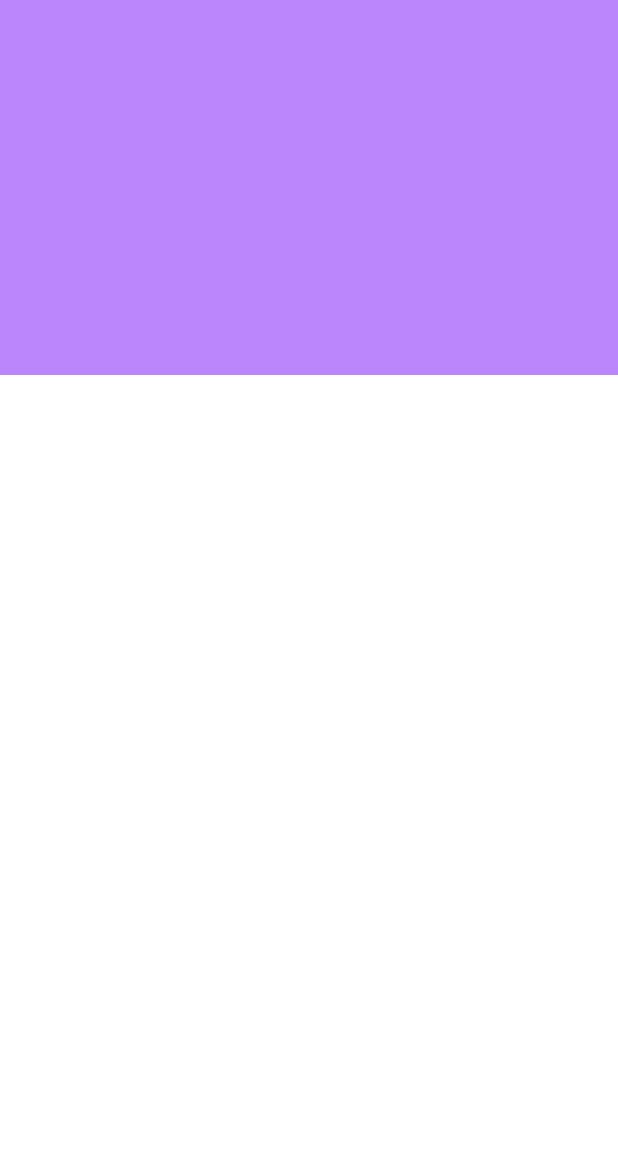
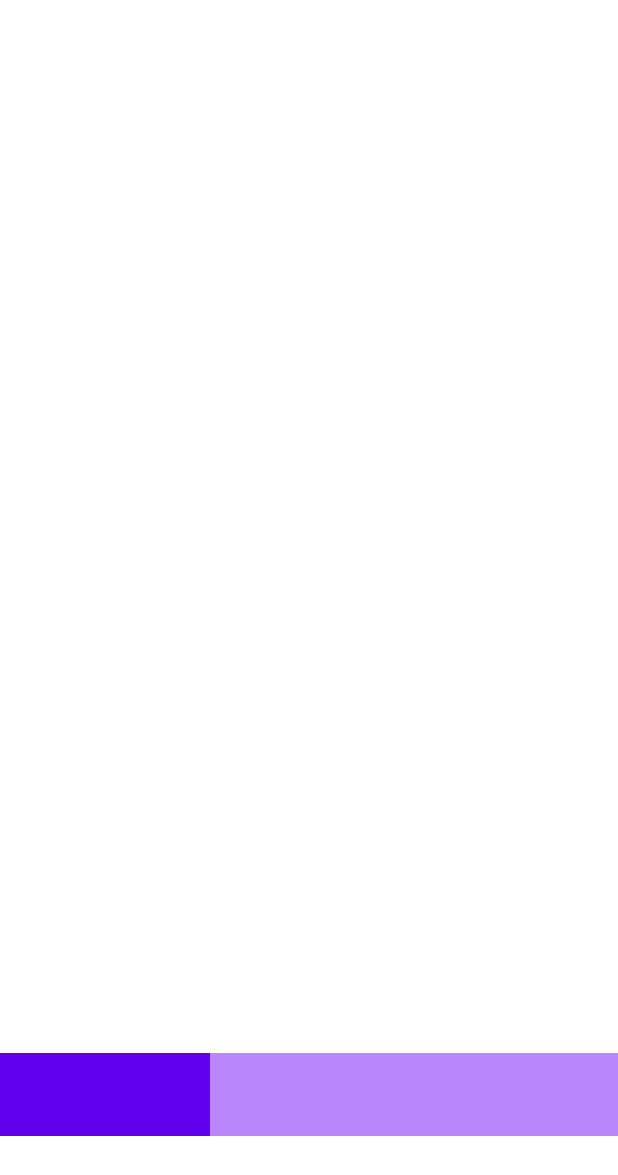
Before and after one commit to hyunjuIm/YoutubeApp-study, an Android app: the layout fragment_player.xml on its own in the app's theme, with its tools: preview values and no code run, on a phone screen of 412 x 824 dp. Shown: the top 1175 px of the screen. Run offline under Robolectric (Android 15) with nearby library versions, the phone set to English and light mode, and no system bars.

Commit message:
MotionLayout 화면 전환 UI 구성

```diff
--- a/app/src/main/java/com/fighting/youtube/MainActivity.kt
+++ b/app/src/main/java/com/fighting/youtube/MainActivity.kt
@@ -4,6 +4,9 @@ import androidx.appcompat.app.AppCompatActivity
 import android.os.Bundle
 
 class MainActivity : AppCompatActivity() {
+
+
+
     override fun onCreate(savedInstanceState: Bundle?) {
         super.onCreate(savedInstanceState)
         setContentView(R.layout.activity_main)
--- a/app/src/main/res/layout/fragment_player.xml
+++ b/app/src/main/res/layout/fragment_player.xml
@@ -18,6 +18,7 @@
         android:id="@+id/playerView"
         android:layout_width="0dp"
         android:layout_height="0dp"
+        android:background="@color/purple_500"
         app:layout_constraintBottom_toBottomOf="@id/mainContainerLayout"
         app:layout_constraintStart_toStartOf="@id/mainContainerLayout"
         app:layout_constraintTop_toTopOf="@id/mainContainerLayout" />
--- a/app/src/main/res/xml/fragment_player_scene.xml
+++ b/app/src/main/res/xml/fragment_player_scene.xml
@@ -1,19 +1,72 @@
 <?xml version="1.0" encoding="utf-8"?>
-<MotionScene
-    xmlns:android="http://schemas.android.com/apk/res/android"
+<MotionScene xmlns:android="http://schemas.android.com/apk/res/android"
     xmlns:motion="http://schemas.android.com/apk/res-auto">
 
     <Transition
         motion:constraintSetEnd="@+id/end"
         motion:constraintSetStart="@id/start"
         motion:duration="1000">
-       <KeyFrameSet>
-       </KeyFrameSet>
+        <KeyFrameSet></KeyFrameSet>
     </Transition>
 
     <ConstraintSet android:id="@+id/start">
+        <Constraint
+            android:id="@+id/fragmentRecyclerView"
+            android:layout_width="0dp"
+            android:layout_height="0.1dp"
+            android:layout_marginBottom="66dp"
+            motion:layout_constraintBottom_toBottomOf="parent"
+            motion:layout_constraintEnd_toEndOf="parent"
+            motion:layout_constraintStart_toStartOf="parent"
+            motion:layout_constraintTop_toBottomOf="@id/mainContainerLayout"
+            motion:layout_constraintVertical_bias="1.0" />
+
+        <Constraint
+            android:id="@+id/mainContainerLayout"
+            android:layout_width="0dp"
+            android:layout_height="56dp"
+            android:layout_marginBottom="66dp"
+            motion:layout_constraintBottom_toBottomOf="parent"
+            motion:layout_constraintEnd_toEndOf="parent"
+            motion:layout_constraintStart_toStartOf="parent"
+            motion:layout_constraintTop_toTopOf="parent"
+            motion:layout_constraintVertical_bias="1.0" />
+
+        <Constraint
+            android:id="@+id/playerView"
+            android:layout_width="0dp"
+            android:layout_height="0dp"
+            motion:layout_constraintBottom_toBottomOf="@id/mainContainerLayout"
+            motion:layout_constraintDimensionRatio="H,1:2.5"
+            motion:layout_constraintStart_toStartOf="@id/mainContainerLayout"
+            motion:layout_constraintTop_toTopOf="@id/mainContainerLayout" />
     </ConstraintSet>
 
     <ConstraintSet android:id="@+id/end">
+        <Constraint
+            android:id="@+id/playerView"
+            android:layout_width="0dp"
+            android:layout_height="0dp"
+            motion:layout_constraintBottom_toBottomOf="@id/mainContainerLayout"
+            motion:layout_constraintEnd_toEndOf="@id/mainContainerLayout"
+            motion:layout_constraintStart_toStartOf="@id/mainContainerLayout"
+            motion:layout_constraintTop_toTopOf="@id/mainContainerLayout" />
+
+        <Constraint
+            android:id="@+id/mainContainerLayout"
+            android:layout_width="0dp"
+            android:layout_height="250dp"
+            motion:layout_constraintEnd_toEndOf="parent"
+            motion:layout_constraintStart_toStartOf="parent"
+            motion:layout_constraintTop_toTopOf="parent" />
+
+        <Constraint
+            android:id="@+id/fragmentRecyclerView"
+            android:layout_width="0dp"
+            android:layout_height="0dp"
+            motion:layout_constraintBottom_toBottomOf="parent"
+            motion:layout_constraintEnd_toEndOf="parent"
+            motion:layout_constraintStart_toStartOf="parent"
+            motion:layout_constraintTop_toBottomOf="@id/mainContainerLayout" />
     </ConstraintSet>
 </MotionScene>
```
